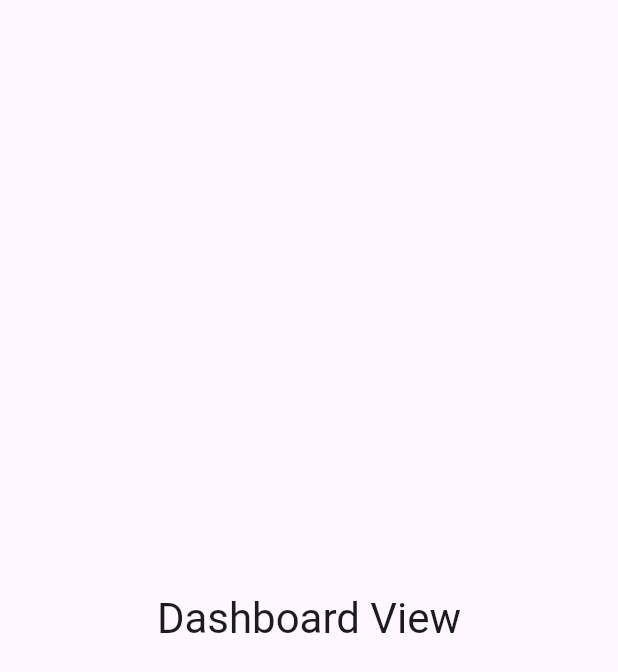
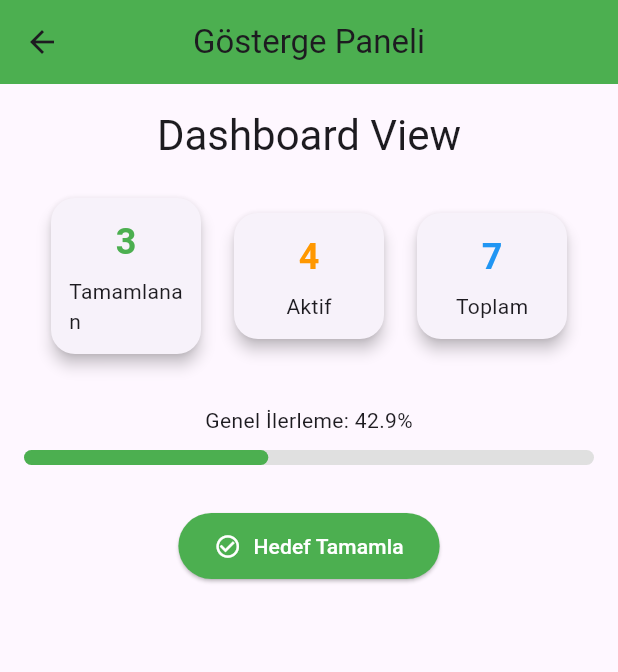
Before and after one commit to Fatihgn/HedefTakipApi, a Flutter app: the DashboardView screen opened directly, on a phone screen of 412 x 824 dp. Shown: the top 672 px of the screen. Run offline on Flutter 3.47's test engine with Material 3 defaults, Android fonts, the phone set to English and light mode, and no system bars; our stand-ins replace flutter_riverpod, flutter_screenutil, go_router, riverpod.

Commit message:
dashboard sayfası eklendi

```diff
--- a/lib/core/app/managers/route_manager/go_router_provider.dart
+++ b/lib/core/app/managers/route_manager/go_router_provider.dart
@@ -10,7 +10,9 @@ import 'package:riverpod/riverpod.dart';
 
 final _rootNavigatorKey = GlobalKey<NavigatorState>();
 
-final _shellNavigatorKey = GlobalKey<NavigatorState>();
+final _shellNavigatorKey1 = GlobalKey<NavigatorState>();
+final _shellNavigatorKey2 = GlobalKey<NavigatorState>();
+final _shellNavigatorKey3 = GlobalKey<NavigatorState>();
 
 final goRouterProvider = GoRouter(
   initialLocation: RouteName.home,
@@ -19,7 +21,7 @@ final goRouterProvider = GoRouter(
     StatefulShellRoute.indexedStack(
       branches: [
         StatefulShellBranch(
-          navigatorKey: _shellNavigatorKey,
+          navigatorKey: _shellNavigatorKey1,
           routes: [
             GoRoute(
               path: RouteName.home,
@@ -28,6 +30,7 @@ final goRouterProvider = GoRouter(
           ],
         ),
         StatefulShellBranch(
+            navigatorKey: _shellNavigatorKey2,
           routes: [
             GoRoute(
               path: RouteName.progress,
@@ -36,9 +39,10 @@ final goRouterProvider = GoRouter(
           ],
         ),
         StatefulShellBranch(
+            navigatorKey: _shellNavigatorKey3,
           routes: [
             GoRoute(
-              path: RouteName.progress,
+              path: RouteName.dashboard,
               builder: (context, state) => const DashboardView(),
             ),
           ],
--- a/lib/features/dashboard/view/dashboard_view.dart
+++ b/lib/features/dashboard/view/dashboard_view.dart
@@ -1,5 +1,4 @@
 import 'package:flutter/material.dart';
-import 'package:flutter/widgets.dart';
 
 class DashboardView extends StatefulWidget {
   const DashboardView({super.key});
@@ -9,13 +8,95 @@ class DashboardView extends StatefulWidget {
 }
 
 class _DashboardViewState extends State<DashboardView> {
+  int completedGoals = 3;
+  int totalGoals = 7;
+  int activeGoals = 4;
+
+  void _incrementCompletedGoals() {
+    setState(() {
+      if (completedGoals < totalGoals) {
+        completedGoals++;
+      }
+    });
+  }
+
   @override
   Widget build(BuildContext context) {
+    double progress = completedGoals / totalGoals;
+
     return Scaffold(
-      body: Center(
-        child: Text(
-          'Dashboard View',
-          style: Theme.of(context).textTheme.headlineMedium,
+      appBar: AppBar(
+        title: const Text("Gösterge Paneli"),
+        centerTitle: true,
+        backgroundColor: Colors.green,
+      ),
+      body: Padding(
+        padding: const EdgeInsets.all(16.0),
+        child: Column(
+          children: [
+            // Başlık
+            Text(
+              'Dashboard View',
+              style: Theme.of(context).textTheme.headlineMedium,
+            ),
+            const SizedBox(height: 20),
+
+            // İstatistik Kartları
+            Row(
+              mainAxisAlignment: MainAxisAlignment.spaceEvenly,
+              children: [
+                _buildStatCard("Tamamlanan", completedGoals.toString(), Colors.green),
+                _buildStatCard("Aktif", activeGoals.toString(), Colors.orange),
+                _buildStatCard("Toplam", totalGoals.toString(), Colors.blue),
+              ],
+            ),
+            const SizedBox(height: 30),
+
+            // İlerleme Çubuğu
+            Text("Genel İlerleme: ${(progress * 100).toStringAsFixed(1)}%"),
+            const SizedBox(height: 10),
+            LinearProgressIndicator(
+              value: progress,
+              color: Colors.green,
+              backgroundColor: Colors.grey[300],
+              minHeight: 10,
+              borderRadius: BorderRadius.circular(10),
+            ),
+            const SizedBox(height: 30),
+
+            // Hedef Artırma Butonu
+            ElevatedButton.icon(
+              onPressed: _incrementCompletedGoals,
+              icon: const Icon(Icons.check_circle_outline),
+              label: const Text("Hedef Tamamla"),
+              style: ElevatedButton.styleFrom(
+                backgroundColor: Colors.green,
+                foregroundColor: Colors.white,
+                padding: const EdgeInsets.symmetric(horizontal: 24, vertical: 12),
+              ),
+            ),
+          ],
+        ),
+      ),
+    );
+  }
+
+  Widget _buildStatCard(String title, String value, Color color) {
+    return Card(
+      elevation: 4,
+      shape: RoundedRectangleBorder(borderRadius: BorderRadius.circular(16)),
+      child: Container(
+        width: 100,
+        padding: const EdgeInsets.all(12),
+        child: Column(
+          children: [
+            Text(
+              value,
+              style: TextStyle(fontSize: 24, fontWeight: FontWeight.bold, color: color),
+            ),
+            const SizedBox(height: 6),
+            Text(title, style: const TextStyle(fontSize: 14)),
+          ],
         ),
       ),
     );
```
Also changed, not shown: pubspec.lock.
